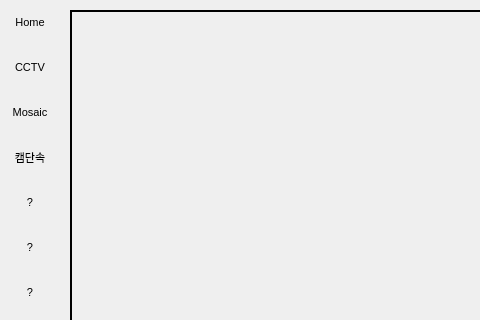
Qt form rsc/ui/untitled.ui (polnet13/kimAI) before a commit; both pictures show x 0 to 480 and y 0 to 320 of the 1179 by 612 pixel window.
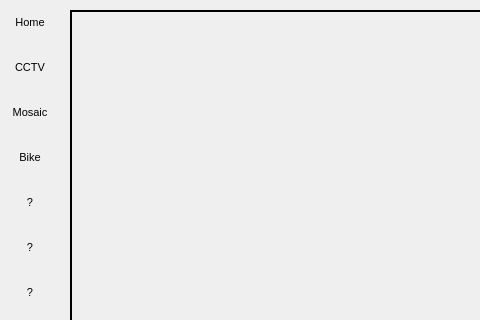
The same form after that commit.

What changed in the file:
```diff
--- a/rsc/ui/untitled.ui
+++ b/rsc/ui/untitled.ui
@@ -314,7 +314,7 @@
               <string notr="true"/>
              </property>
              <property name="text">
-              <string>캠단속</string>
+              <string>Bike</string>
              </property>
             </widget>
            </item>
```
